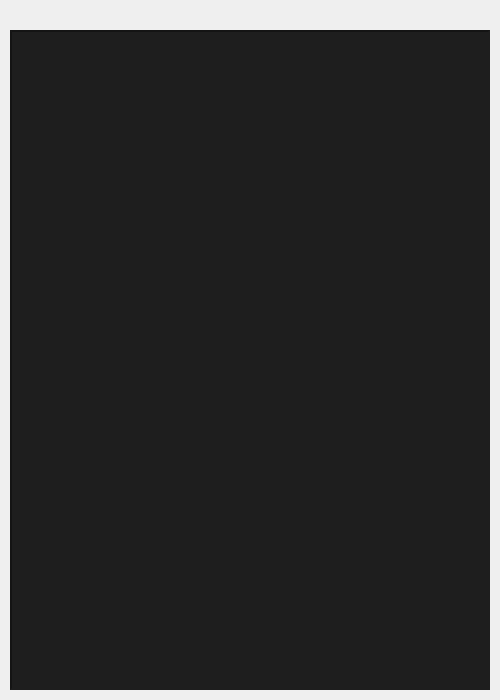
Above: ui/dialogsettings.ui from ignmiz/ATC_Console before the change. Below: the same form after it.
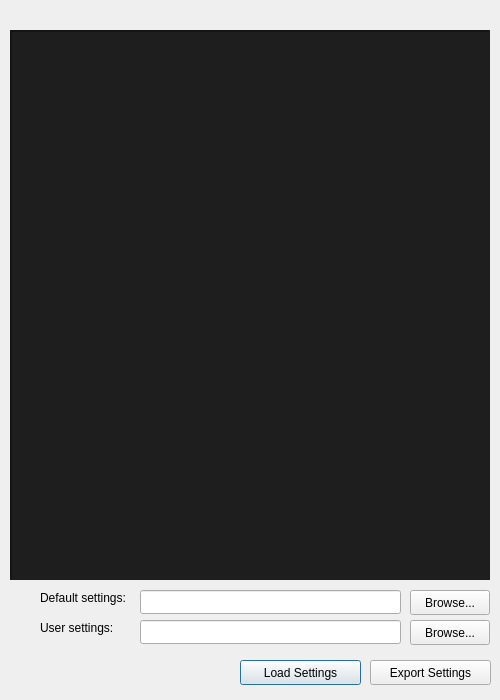
That is the form after the change. Custom widgets are drawn as their Qt base class.

```diff
--- a/ui/dialogsettings.ui
+++ b/ui/dialogsettings.ui
@@ -19,7 +19,7 @@
      <x>10</x>
      <y>30</y>
      <width>480</width>
-     <height>660</height>
+     <height>550</height>
     </rect>
    </property>
    <property name="autoFillBackground">
@@ -33,9 +33,108 @@
 	border-style: inset;
 	border-width: 2px;
 	border-color: #141414;
+	font: 13px;
 }</string>
    </property>
   </widget>
+  <widget class="QLabel" name="labelDefaultSettings">
+   <property name="geometry">
+    <rect>
+     <x>40</x>
+     <y>590</y>
+     <width>101</width>
+     <height>16</height>
+    </rect>
+   </property>
+   <property name="text">
+    <string>Default settings:</string>
+   </property>
+  </widget>
+  <widget class="QLabel" name="label">
+   <property name="geometry">
+    <rect>
+     <x>40</x>
+     <y>620</y>
+     <width>91</width>
+     <height>16</height>
+    </rect>
+   </property>
+   <property name="text">
+    <string>User settings:</string>
+   </property>
+  </widget>
+  <widget class="QLineEdit" name="lineEditDefaultSettings">
+   <property name="geometry">
+    <rect>
+     <x>140</x>
+     <y>590</y>
+     <width>261</width>
+     <height>24</height>
+    </rect>
+   </property>
+  </widget>
+  <widget class="QPushButton" name="buttonLoadSettings">
+   <property name="geometry">
+    <rect>
+     <x>240</x>
+     <y>660</y>
+     <width>121</width>
+     <height>25</height>
+    </rect>
+   </property>
+   <property name="text">
+    <string>Load Settings</string>
+   </property>
+  </widget>
+  <widget class="QPushButton" name="buttonExportSettings">
+   <property name="geometry">
+    <rect>
+     <x>370</x>
+     <y>660</y>
+     <width>121</width>
+     <height>25</height>
+    </rect>
+   </property>
+   <property name="text">
+    <string>Export Settings</string>
+   </property>
+  </widget>
+  <widget class="QPushButton" name="buttonBrowseDefault">
+   <property name="geometry">
+    <rect>
+     <x>410</x>
+     <y>590</y>
+     <width>80</width>
+     <height>25</height>
+    </rect>
+   </property>
+   <property name="text">
+    <string>Browse...</string>
+   </property>
+  </widget>
+  <widget class="QPushButton" name="buttonBrowseUser">
+   <property name="geometry">
+    <rect>
+     <x>410</x>
+     <y>620</y>
+     <width>80</width>
+     <height>25</height>
+    </rect>
+   </property>
+   <property name="text">
+    <string>Browse...</string>
+   </property>
+  </widget>
+  <widget class="QLineEdit" name="lineEditUserSettings">
+   <property name="geometry">
+    <rect>
+     <x>140</x>
+     <y>620</y>
+     <width>261</width>
+     <height>24</height>
+    </rect>
+   </property>
+  </widget>
  </widget>
  <customwidgets>
   <customwidget>
```
